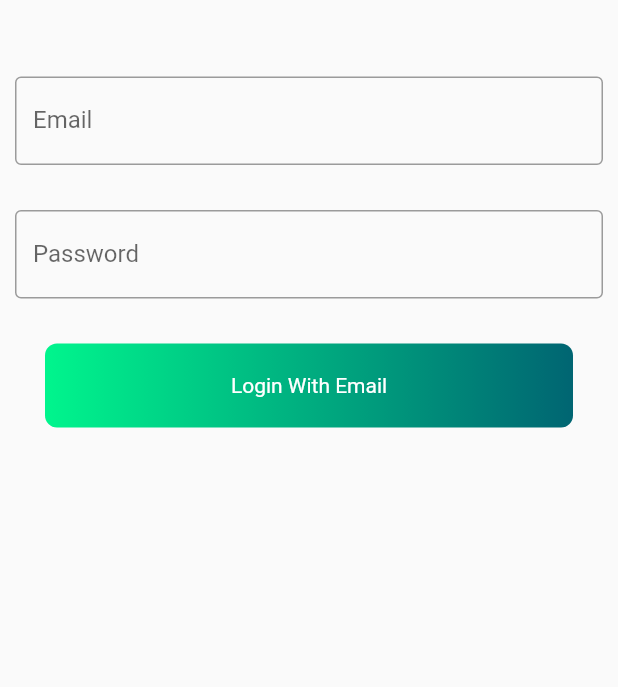
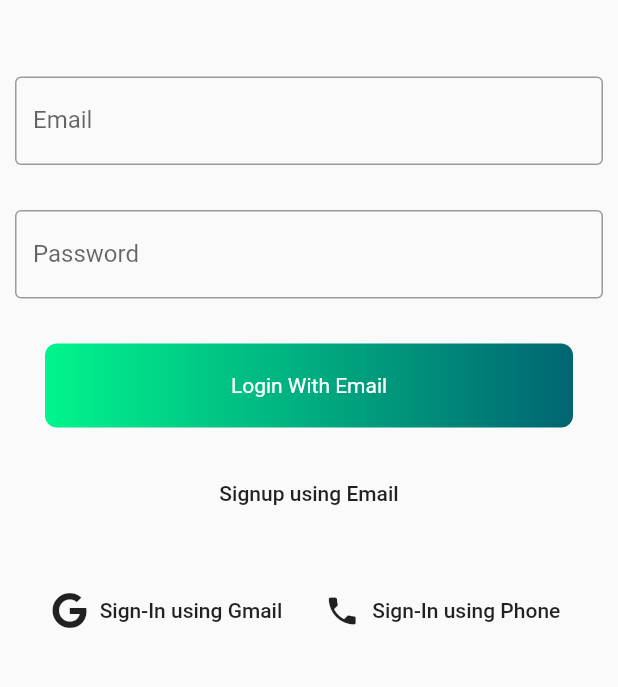
Before and after one commit to EhsanTgv/MyTasks, a Flutter app: the screen it shows after launch, on a phone screen of 412 x 824 dp, the part 501-1188 px from its top. Run offline on Flutter 3.47's test engine with Material 2 defaults, Android fonts, the phone set to English and light mode, and no system bars; our stand-ins replace font_awesome_flutter.

Commit message:
LoginScreen implement other sign-in buttons

```diff
--- a/lib/screens/login_screen.dart
+++ b/lib/screens/login_screen.dart
@@ -1,4 +1,5 @@
 import 'package:flutter/material.dart';
+import 'package:font_awesome_flutter/font_awesome_flutter.dart';
 import 'package:mytask/config/config.dart';
 
 class LoginScreen extends StatelessWidget {
@@ -79,6 +80,28 @@ class LoginScreen extends StatelessWidget {
                   ),
                 ),
               ),
+            ),
+            FlatButton(
+              onPressed: () {},
+              child: Text("Signup using Email"),
+            ),
+            Container(
+              margin: EdgeInsets.only(
+                top: 30,
+              ),
+              child: Wrap(
+                children: <Widget>[
+                  FlatButton.icon(
+                    onPressed: () {},
+                    icon: Icon(FontAwesomeIcons.google),
+                    label: Text("Sign-In using Gmail"),
+                  ),
+                  FlatButton.icon(
+                      onPressed: () {},
+                      icon: Icon(Icons.phone),
+                      label: Text("Sign-In using Phone"))
+                ],
+              ),
             )
           ],
         ),
--- a/pubspec.yaml
+++ b/pubspec.yaml
@@ -20,6 +20,7 @@ dependencies:
   flutter:
     sdk: flutter
   flutter_launcher_icons: ^0.7.5
+  font_awesome_flutter: ^8.8.1
 
   # The following adds the Cupertino Icons font to your application.
   # Use with the CupertinoIcons class for iOS style icons.
```
Also changed, not shown: pubspec.lock.
